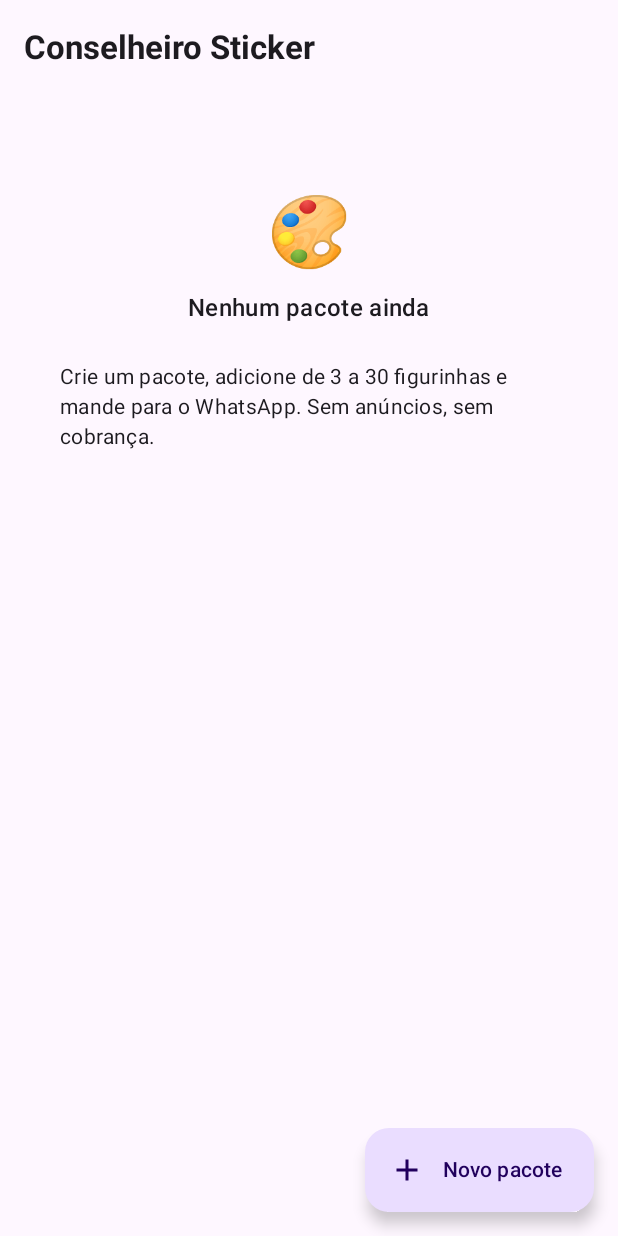
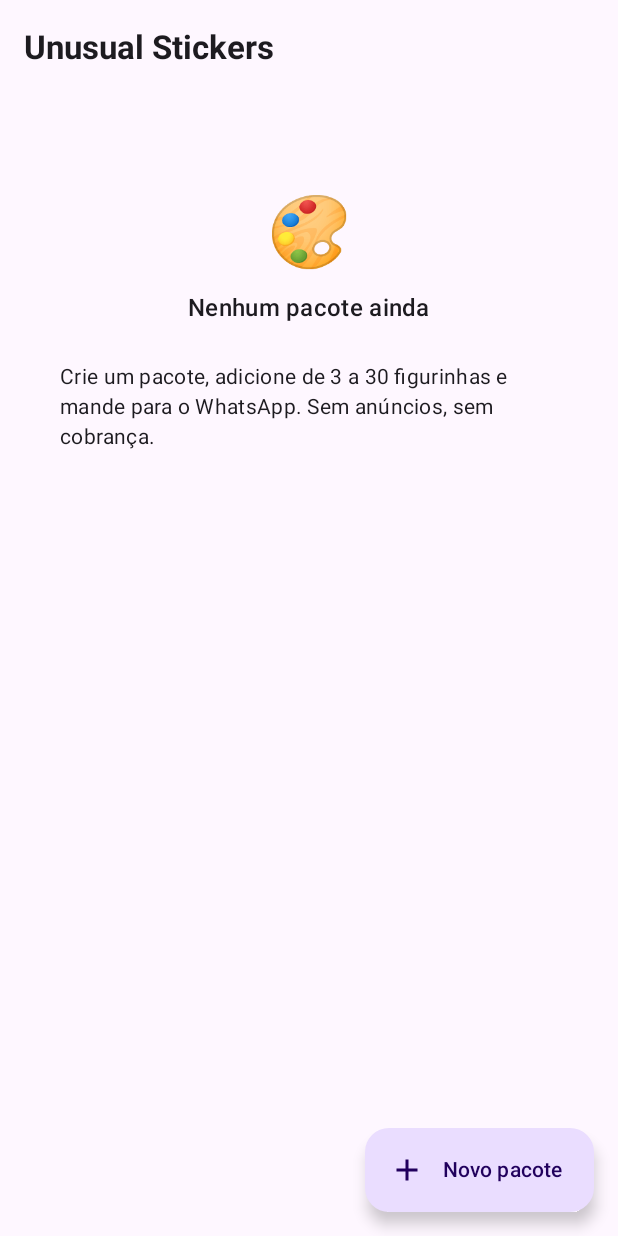
Before and after one commit to trevisollinux/conselheiro-ia, an Android app built with Jetpack Compose: the screen it shows after launch (MainActivity), on a phone screen of 412 x 824 dp. Run offline under Robolectric (Android 15) with nearby library versions, the phone set to English and light mode, and no system bars.

Commit message:
Renomeia o app de figurinhas para Unusual Stickers (0.3)
Só o nome exibido muda; o pacote Android continua o mesmo, então a
nova versão instala por cima e mantém os pacotes já criados.

Co-Authored-By: Claude Opus 5.5 <noreply@anthropic.com>
Claude-Session: https://claude.ai/code/session_01N65Cds3oqQNZRBQyDDUYg6

```diff
--- a/sticker/build.gradle.kts
+++ b/sticker/build.gradle.kts
@@ -12,8 +12,8 @@ android {
         applicationId = "com.trevisolli.conselheirosticker"
         minSdk = 26
         targetSdk = 35
-        versionCode = 2
-        versionName = "0.2"
+        versionCode = 3
+        versionName = "0.3"
         ndk {
             abiFilters += listOf("arm64-v8a", "armeabi-v7a")
         }
--- a/sticker/src/main/AndroidManifest.xml
+++ b/sticker/src/main/AndroidManifest.xml
@@ -13,7 +13,7 @@
         android:roundIcon="@mipmap/ic_launcher"
         android:label="@string/app_name"
         android:supportsRtl="true"
-        android:theme="@style/Theme.ConselheiroSticker">
+        android:theme="@style/Theme.UnusualStickers">
 
         <!-- Baixa o modelo de recorte junto com a instalação (Google Play services) -->
         <meta-data
--- a/sticker/src/main/assets/licenses/FONTES.txt
+++ b/sticker/src/main/assets/licenses/FONTES.txt
@@ -1,4 +1,4 @@
-Fontes incluídas no Conselheiro Sticker (todas gratuitas e livres para distribuir):
+Fontes incluídas no Unusual Stickers (todas gratuitas e livres para distribuir):
 
 - Anton, Bebas Neue, Comic Neue, Bangers, Archivo Black: SIL Open Font License 1.1 (OFL-Anton.txt)
 - Permanent Marker, Luckiest Guy: Apache License 2.0 (LICENSE-Apache-2.0.txt)
--- a/sticker/src/main/java/com/trevisolli/conselheirosticker/ui/Screens.kt
+++ b/sticker/src/main/java/com/trevisolli/conselheirosticker/ui/Screens.kt
@@ -123,7 +123,7 @@ fun PackListScreen(
     var creating by remember { mutableStateOf(false) }
 
     Scaffold(
-        topBar = { TopAppBar(title = { Text("Conselheiro Sticker", fontWeight = FontWeight.Bold) }) },
+        topBar = { TopAppBar(title = { Text("Unusual Stickers", fontWeight = FontWeight.Bold) }) },
         floatingActionButton = {
             ExtendedFloatingActionButton(
                 onClick = { creating = true },
--- a/sticker/src/main/res/values/strings.xml
+++ b/sticker/src/main/res/values/strings.xml
@@ -1,4 +1,4 @@
 <?xml version="1.0" encoding="utf-8"?>
 <resources>
-    <string name="app_name">Conselheiro Sticker</string>
+    <string name="app_name">Unusual Stickers</string>
 </resources>
--- a/sticker/src/main/res/values/themes.xml
+++ b/sticker/src/main/res/values/themes.xml
@@ -1,6 +1,6 @@
 <?xml version="1.0" encoding="utf-8"?>
 <resources>
-    <style name="Theme.ConselheiroSticker" parent="android:Theme.Material.NoActionBar">
+    <style name="Theme.UnusualStickers" parent="android:Theme.Material.NoActionBar">
         <item name="android:windowBackground">@color/splash_bg</item>
         <item name="android:statusBarColor">@android:color/transparent</item>
     </style>
```
Also changed, not shown: 2 other files.
